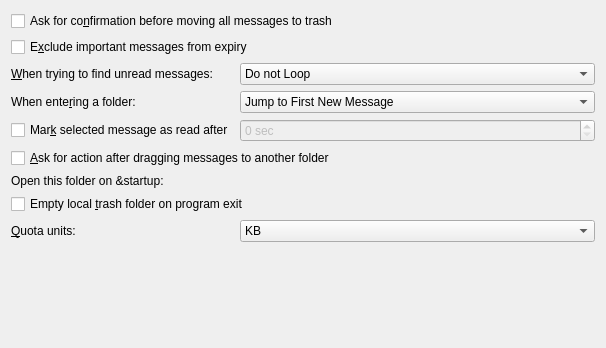
chusopr/kdepim-ktimetracker-akonadi, file kmail/ui/miscpagemaintab.ui: the form before one commit.
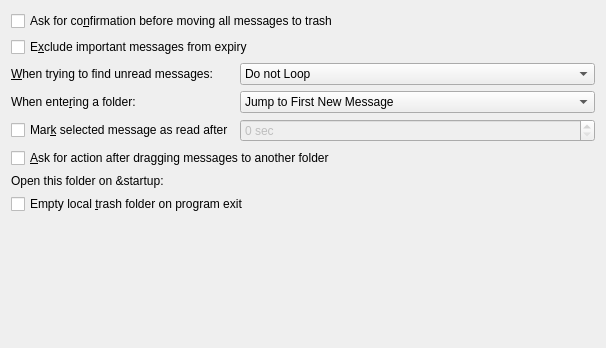
The form after the commit. Custom widgets are drawn as their Qt base class.

Commit message: Quota unit is not supported now

Patch:
```diff
--- a/kmail/ui/miscpagemaintab.ui
+++ b/kmail/ui/miscpagemaintab.ui
@@ -173,41 +173,6 @@
        </property>
       </widget>
      </item>
-     <item row="9" column="0">
-      <widget class="QLabel" name="mQuotaLabel">
-       <property name="sizePolicy">
-        <sizepolicy hsizetype="Preferred" vsizetype="Preferred">
-         <horstretch>1</horstretch>
-         <verstretch>0</verstretch>
-        </sizepolicy>
-       </property>
-       <property name="text">
-        <string>&amp;Quota units:</string>
-       </property>
-       <property name="buddy">
-        <cstring>mQuotaCmbBox</cstring>
-       </property>
-      </widget>
-     </item>
-     <item row="9" column="1">
-      <widget class="KComboBox" name="mQuotaCmbBox">
-       <item>
-        <property name="text">
-         <string>KB</string>
-        </property>
-       </item>
-       <item>
-        <property name="text">
-         <string>MB</string>
-        </property>
-       </item>
-       <item>
-        <property name="text">
-         <string>GB</string>
-        </property>
-       </item>
-      </widget>
-     </item>
      <item row="7" column="1">
       <widget class="KMail::FolderRequester" name="mOnStartupOpenFolder" native="true"/>
      </item>
```
The commit also changes 2 other files.
